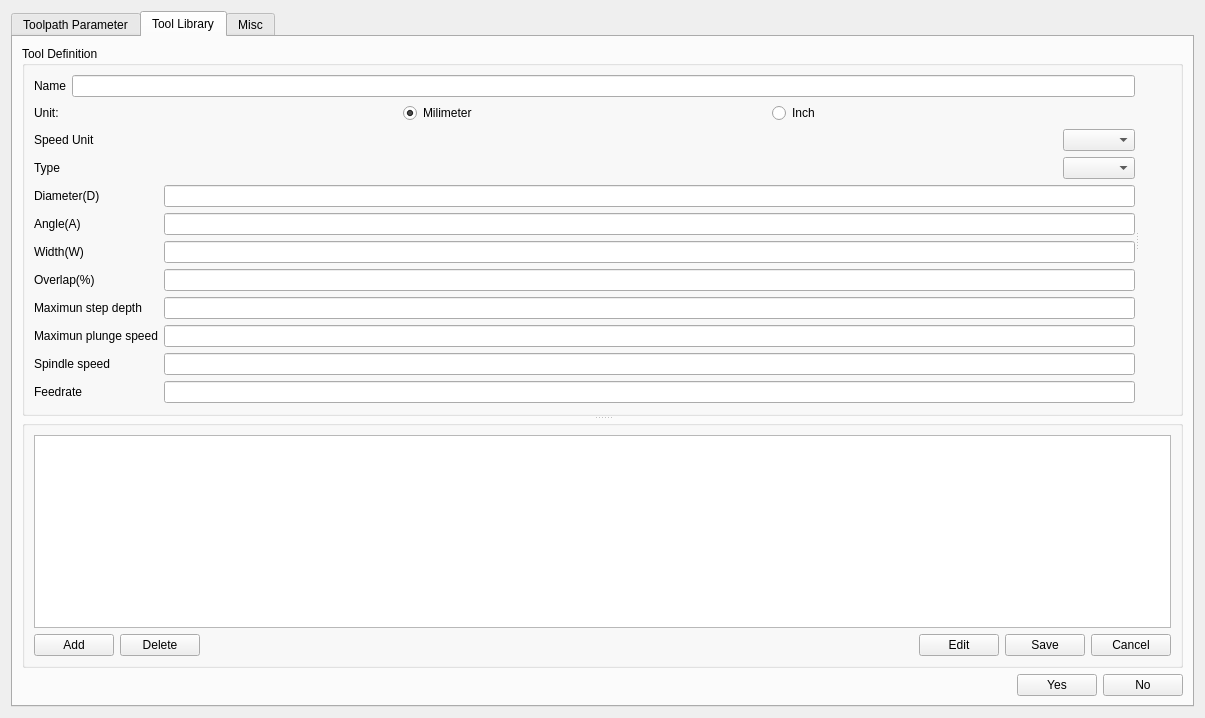
This is res/settingwindow.ui in computergeek1507/GerberCAM as Qt 5 draws it before an edit. The edited form follows.
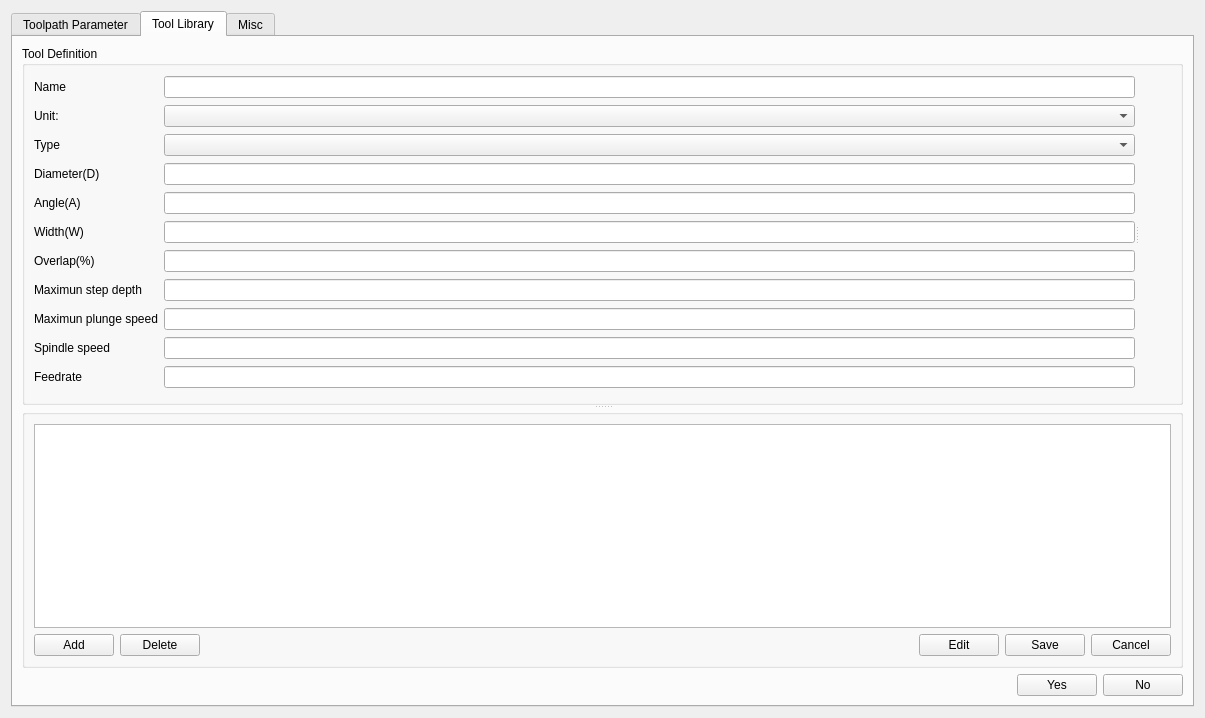
This is the edited form. The open tabs and pages were chosen to show the change.

Commit message: rework some settings, remove speed unit setting

Patch:
```diff
--- a/res/settingwindow.ui
+++ b/res/settingwindow.ui
@@ -267,212 +267,169 @@
              <enum>Qt::Vertical</enum>
             </property>
             <widget class="QGroupBox" name="groupBox_30">
+             <property name="sizePolicy">
+              <sizepolicy hsizetype="Preferred" vsizetype="Minimum">
+               <horstretch>0</horstretch>
+               <verstretch>0</verstretch>
+              </sizepolicy>
+             </property>
              <property name="title">
               <string>Tool Definition</string>
              </property>
              <layout class="QVBoxLayout" name="verticalLayout_28">
               <item>
                <widget class="QSplitter" name="splitter_2">
+                <property name="sizePolicy">
+                 <sizepolicy hsizetype="Expanding" vsizetype="Minimum">
+                  <horstretch>0</horstretch>
+                  <verstretch>0</verstretch>
+                 </sizepolicy>
+                </property>
                 <property name="orientation">
                  <enum>Qt::Horizontal</enum>
                 </property>
                 <widget class="QWidget" name="widget" native="true">
-                 <layout class="QVBoxLayout" name="verticalLayout_21">
-                  <item>
-                   <layout class="QVBoxLayout" name="verticalLayout_23">
-                    <item>
-                     <layout class="QHBoxLayout" name="horizontalLayout_14">
-                      <item>
-                       <widget class="QLabel" name="label_17">
-                        <property name="text">
-                         <string>Name</string>
-                        </property>
-                       </widget>
-                      </item>
-                      <item>
-                       <widget class="QLineEdit" name="tlName"/>
-                      </item>
-                     </layout>
-                    </item>
-                    <item>
-                     <layout class="QHBoxLayout" name="horizontalLayout_16">
-                      <item>
-                       <widget class="QLabel" name="label_19">
                         <property name="sizePolicy">
-                         <sizepolicy hsizetype="Minimum" vsizetype="Preferred">
+                  <sizepolicy hsizetype="Preferred" vsizetype="Minimum">
                           <horstretch>0</horstretch>
                           <verstretch>0</verstretch>
                          </sizepolicy>
                         </property>
-                        <property name="text">
-                         <string>Unit:</string>
-                        </property>
-                       </widget>
-                      </item>
-                      <item>
-                       <widget class="QRadioButton" name="tlUnitMMRadio">
-                        <property name="text">
-                         <string>Milimeter</string>
-                        </property>
-                        <property name="checked">
-                         <bool>true</bool>
-                        </property>
-                       </widget>
-                      </item>
-                      <item>
-                       <widget class="QRadioButton" name="tlUnitInchRadio">
-                        <property name="text">
-                         <string>Inch</string>
-                        </property>
-                       </widget>
-                      </item>
-                     </layout>
-                    </item>
-                    <item>
-                     <layout class="QHBoxLayout" name="horizontalLayout_17">
-                      <item>
-                       <widget class="QLabel" name="label_20">
-                        <property name="sizePolicy">
-                         <sizepolicy hsizetype="Minimum" vsizetype="Preferred">
-                          <horstretch>0</horstretch>
-                          <verstretch>0</verstretch>
-                         </sizepolicy>
-                        </property>
-                        <property name="text">
-                         <string>Speed Unit</string>
-                        </property>
-                       </widget>
-                      </item>
-                      <item>
-                       <widget class="QComboBox" name="tlSpeedUnitComboBox">
-                        <property name="sizePolicy">
-                         <sizepolicy hsizetype="Maximum" vsizetype="Fixed">
-                          <horstretch>0</horstretch>
-                          <verstretch>0</verstretch>
-                         </sizepolicy>
-                        </property>
-                       </widget>
-                      </item>
-                     </layout>
-                    </item>
-                    <item>
-                     <layout class="QHBoxLayout" name="horizontalLayout_15">
-                      <item>
-                       <widget class="QLabel" name="label_18">
-                        <property name="sizePolicy">
-                         <sizepolicy hsizetype="Minimum" vsizetype="Preferred">
-                          <horstretch>0</horstretch>
-                          <verstretch>0</verstretch>
-                         </sizepolicy>
-                        </property>
-                        <property name="text">
-                         <string>Type</string>
-                        </property>
-                       </widget>
-                      </item>
-                      <item>
-                       <widget class="QComboBox" name="tlTypeComboBox">
-                        <property name="sizePolicy">
-                         <sizepolicy hsizetype="Maximum" vsizetype="Fixed">
-                          <horstretch>0</horstretch>
-                          <verstretch>0</verstretch>
-                         </sizepolicy>
-                        </property>
-                       </widget>
-                      </item>
-                     </layout>
-                    </item>
-                   </layout>
-                  </item>
-                  <item>
-                   <layout class="QGridLayout" name="gridLayout_3">
-                    <item row="0" column="0">
-                     <widget class="QLabel" name="label_21">
-                      <property name="text">
-                       <string>Diameter(D)</string>
-                      </property>
-                     </widget>
-                    </item>
-                    <item row="4" column="2">
-                     <widget class="QLineEdit" name="tlDepth"/>
-                    </item>
-                    <item row="6" column="0">
-                     <widget class="QLabel" name="label_26">
-                      <property name="text">
-                       <string>Spindle speed</string>
-                      </property>
-                     </widget>
-                    </item>
-                    <item row="1" column="2">
-                     <widget class="QLineEdit" name="tlAngle"/>
-                    </item>
-                    <item row="7" column="0">
-                     <widget class="QLabel" name="label_27">
-                      <property name="text">
-                       <string>Feedrate</string>
-                      </property>
-                     </widget>
-                    </item>
-                    <item row="3" column="2">
+                 <layout class="QGridLayout" name="gridLayout_8">
+                  <item row="8" column="1">
                      <widget class="QLineEdit" name="tlOverlap"/>
                     </item>
-                    <item row="5" column="2">
+                  <item row="10" column="1">
                      <widget class="QLineEdit" name="tlPlugeSpeed"/>
                     </item>
-                    <item row="1" column="0">
+                  <item row="6" column="0">
                      <widget class="QLabel" name="label_22">
                       <property name="text">
                        <string>Angle(A)</string>
                       </property>
                      </widget>
                     </item>
-                    <item row="5" column="0">
+                  <item row="11" column="1">
+                   <widget class="QLineEdit" name="tlSpindleSpeed"/>
+                  </item>
+                  <item row="4" column="0">
+                   <widget class="QLabel" name="label_18">
+                    <property name="sizePolicy">
+                     <sizepolicy hsizetype="Minimum" vsizetype="Preferred">
+                      <horstretch>0</horstretch>
+                      <verstretch>0</verstretch>
+                     </sizepolicy>
+                    </property>
+                    <property name="text">
+                     <string>Type</string>
+                    </property>
+                   </widget>
+                  </item>
+                  <item row="10" column="0">
                      <widget class="QLabel" name="label_28">
                       <property name="text">
                        <string>Maximun plunge speed</string>
                       </property>
                      </widget>
                     </item>
-                    <item row="6" column="2">
-                     <widget class="QLineEdit" name="tlSpindleSpeed"/>
-                    </item>
-                    <item row="0" column="2">
-                     <widget class="QLineEdit" name="tlDiameter"/>
-                    </item>
-                    <item row="2" column="0">
+                  <item row="3" column="0">
+                   <widget class="QLabel" name="label_19">
+                    <property name="sizePolicy">
+                     <sizepolicy hsizetype="Minimum" vsizetype="Preferred">
+                      <horstretch>0</horstretch>
+                      <verstretch>0</verstretch>
+                     </sizepolicy>
+                    </property>
+                    <property name="text">
+                     <string>Unit:</string>
+                    </property>
+                   </widget>
+                  </item>
+                  <item row="6" column="1">
+                   <widget class="QLineEdit" name="tlAngle"/>
+                  </item>
+                  <item row="4" column="1">
+                   <widget class="QComboBox" name="tlTypeComboBox">
+                    <property name="sizePolicy">
+                     <sizepolicy hsizetype="Preferred" vsizetype="Fixed">
+                      <horstretch>0</horstretch>
+                      <verstretch>0</verstretch>
+                     </sizepolicy>
+                    </property>
+                   </widget>
+                  </item>
+                  <item row="12" column="0">
+                   <widget class="QLabel" name="label_feedrate">
+                    <property name="text">
+                     <string>Feedrate</string>
+                    </property>
+                   </widget>
+                  </item>
+                  <item row="9" column="0">
+                   <widget class="QLabel" name="label_24">
+                    <property name="text">
+                     <string>Maximun step depth</string>
+                    </property>
+                   </widget>
+                  </item>
+                  <item row="11" column="0">
+                   <widget class="QLabel" name="label_26">
+                    <property name="text">
+                     <string>Spindle speed</string>
+                    </property>
+                   </widget>
+                  </item>
+                  <item row="3" column="1">
+                   <widget class="QComboBox" name="comboBoxUnits"/>
+                  </item>
+                  <item row="9" column="1">
+                   <widget class="QLineEdit" name="tlDepth"/>
+                  </item>
+                  <item row="7" column="0">
                      <widget class="QLabel" name="label_23">
                       <property name="text">
                        <string>Width(W)</string>
                       </property>
                      </widget>
                     </item>
-                    <item row="3" column="0">
+                  <item row="0" column="1">
+                   <widget class="QLineEdit" name="tlName"/>
+                  </item>
+                  <item row="12" column="1">
+                   <widget class="QLineEdit" name="tlFeedrate"/>
+                  </item>
+                  <item row="8" column="0">
                      <widget class="QLabel" name="label_25">
                       <property name="text">
                        <string>Overlap(%)</string>
                       </property>
                      </widget>
                     </item>
-                    <item row="4" column="0">
-                     <widget class="QLabel" name="label_24">
+                  <item row="5" column="1">
+                   <widget class="QLineEdit" name="tlDiameter"/>
+                  </item>
+                  <item row="5" column="0">
+                   <widget class="QLabel" name="label_21">
                       <property name="text">
-                       <string>Maximun step depth</string>
+                     <string>Diameter(D)</string>
                       </property>
                      </widget>
                     </item>
-                    <item row="2" column="2">
+                  <item row="0" column="0">
+                   <widget class="QLabel" name="label_17">
+                    <property name="text">
+                     <string>Name</string>
+                    </property>
+                   </widget>
+                  </item>
+                  <item row="7" column="1">
                      <widget class="QLineEdit" name="tlWidth"/>
                     </item>
-                    <item row="7" column="2">
-                     <widget class="QLineEdit" name="tlFeedrate"/>
-                    </item>
-                   </layout>
-                  </item>
                  </layout>
                 </widget>
                 <widget class="QLabel" name="tlToolTypeViewLabel">
                  <property name="sizePolicy">
-                  <sizepolicy hsizetype="Preferred" vsizetype="Preferred">
+                  <sizepolicy hsizetype="Preferred" vsizetype="Minimum">
                    <horstretch>0</horstretch>
                    <verstretch>0</verstretch>
                   </sizepolicy>
```
Left out of the diff: 7 changed lines with no effect on the pictures. Lines whose indentation alone changed are shown as unchanged. The commit also changes 4 other files.
